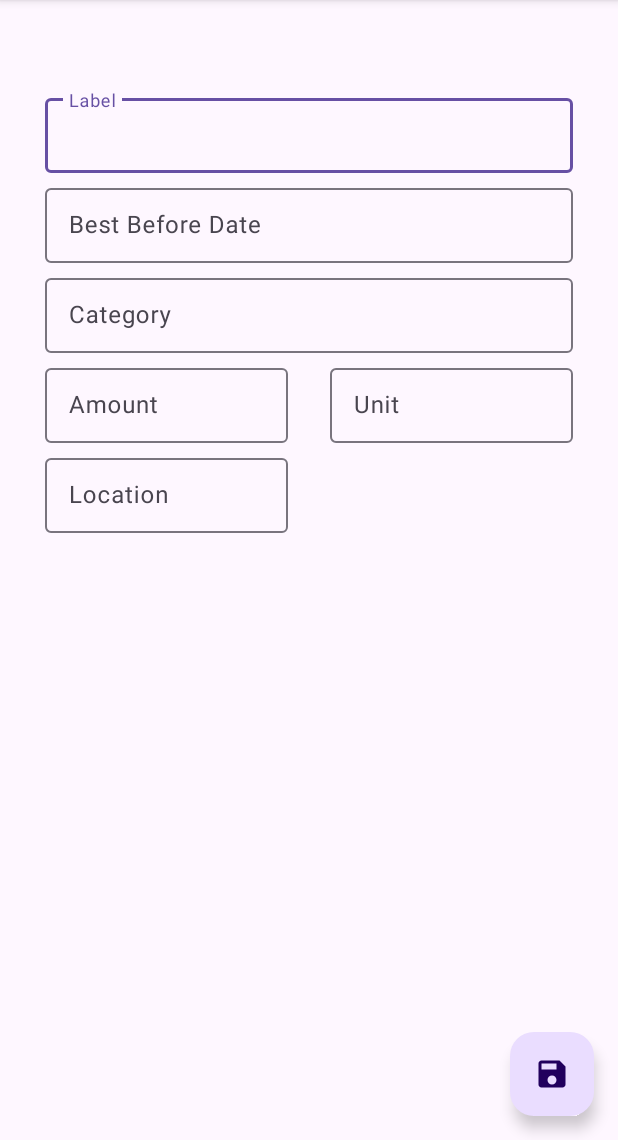
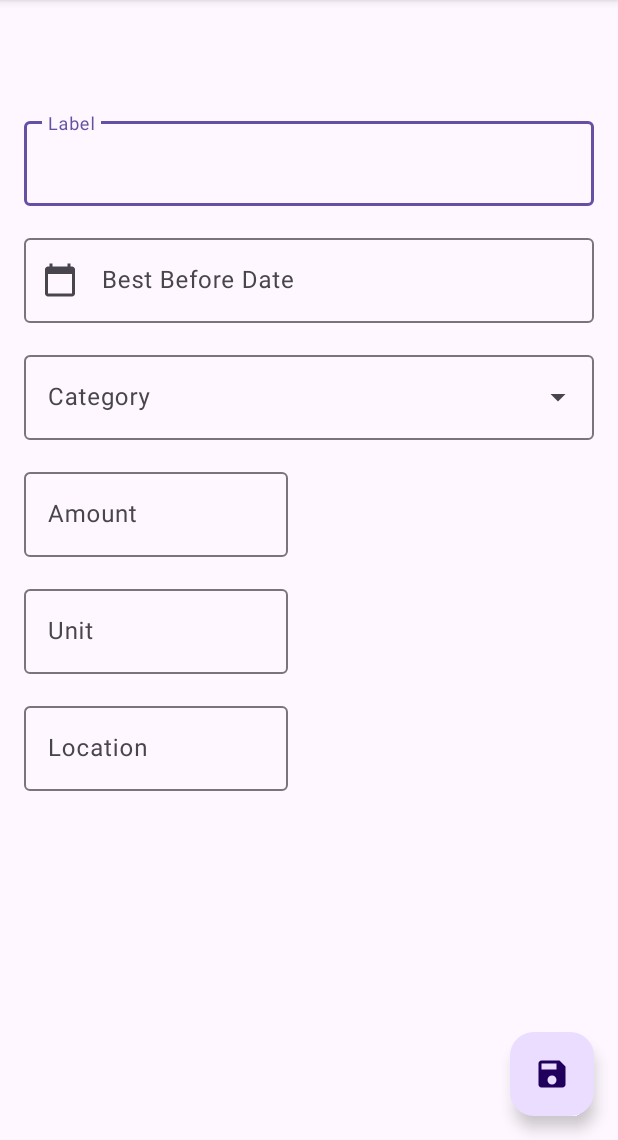
Before and after one commit to CMPUT301F22T02/well-fed, an Android app: the ShoppingCartActivity screen opened directly, with no data from a screen before it, on a phone screen of 412 x 824 dp, the part 96-1236 px from its top. Run offline under Robolectric (Android 15) with nearby library versions, the phone set to English and light mode, and no system bars.

Commit message:
Implemented: activity_shopping_cart_ingredient_edit.xml.

```diff
--- a/app/src/main/java/com/example/wellfed/shoppingcart/ShoppingCartEditActivity.java
+++ b/app/src/main/java/com/example/wellfed/shoppingcart/ShoppingCartEditActivity.java
@@ -1,4 +1,65 @@
 package com.example.wellfed.shoppingcart;
 
-public class ShoppingCartEditActivity {
+import android.os.Bundle;
+import android.view.MenuItem;
+import android.widget.TextView;
+
+import com.example.wellfed.ActivityBase;
+import com.example.wellfed.R;
+import com.example.wellfed.common.ConfirmQuitDialog;
+import com.example.wellfed.common.OnQuitListener;
+import com.example.wellfed.common.RequiredDropdownTextInputLayout;
+import com.example.wellfed.common.RequiredNumberTextInputLayout;
+import com.example.wellfed.common.RequiredTextInputLayout;
+import com.google.android.material.floatingactionbutton.FloatingActionButton;
+import com.google.android.material.textfield.TextInputLayout;
+
+public class ShoppingCartEditActivity extends ActivityBase implements OnQuitListener {
+    private RequiredTextInputLayout labelTextInput;
+    private RequiredTextInputLayout dateTextInput;
+    private RequiredDropdownTextInputLayout categoryTextInput;
+    private RequiredNumberTextInputLayout amountTextInput;
+    private RequiredTextInputLayout unitTextInput;
+    private RequiredTextInputLayout locationTextInput;
+    private FloatingActionButton fab;
+
+    private ShoppingCartIngredient shoppingCartIngredient;
+    private String type;
+
+    @Override
+    public void onBackPressed() {
+        if (this.hasUnsavedChanges()) {
+            new ConfirmQuitDialog(this, this).show();
+        } else {
+            super.onBackPressed();
+        }
+    }
+
+    @Override
+    public boolean onOptionsItemSelected(MenuItem item) {
+        if (this.hasUnsavedChanges()) {
+            if (item.getItemId() == android.R.id.home) {
+                new ConfirmQuitDialog(this, this).show();
+            }
+        } else {
+            return super.onOptionsItemSelected(item);
+        }
+        return true;
+    }
+
+    @Override
+    protected void onCreate(Bundle savedInstanceState) {
+        super.onCreate(savedInstanceState);
+        setContentView(R.layout.activity_shopping_cart_ingredient_edit);
+
+        this.labelTextInput = findViewById(R.id.labelTextInput);
+        this.dateTextInput = findViewById(R.id.dateTextInput);
+        this.categoryTextInput = findViewById(R.id.categoryTextInput);
+        this.amountTextInput = findViewById(R.id.amountTextInput);
+        this.unitTextInput = findViewById(R.id.unitTextInput);
+        this.locationTextInput = findViewById(R.id.locationTextInput);
+
+        this.amountTextInput.requireDouble();
+        this.amountTextInput.setRequirePositiveNumber(true);
+    }
 }
--- a/app/src/main/res/layout/activity_shopping_cart_ingredient_edit.xml
+++ b/app/src/main/res/layout/activity_shopping_cart_ingredient_edit.xml
@@ -3,139 +3,8 @@
     xmlns:app="http://schemas.android.com/apk/res-auto"
     xmlns:tools="http://schemas.android.com/tools"
     android:layout_width="match_parent"
-    android:layout_height="match_parent">
-
-    <com.google.android.material.textfield.TextInputLayout
-        android:id="@+id/labelTextInput"
-        android:layout_width="match_parent"
-        android:layout_height="55dp"
-        android:layout_marginTop="60dp"
-        android:layout_marginStart="30dp"
-        android:layout_marginEnd="30dp"
-
-        app:layout_constraintEnd_toEndOf="parent"
-        app:layout_constraintHorizontal_bias="0.481"
-        app:layout_constraintStart_toStartOf="parent"
-        app:layout_constraintTop_toTopOf="parent">
-
-        <com.google.android.material.textfield.TextInputEditText
-            android:id="@+id/label"
-            android:layout_width="match_parent"
-            android:layout_height="wrap_content"
-            android:drawablePadding="8dp"
-            android:hint="Label"
-            android:inputType="text" />
-    </com.google.android.material.textfield.TextInputLayout>
-
-    <com.google.android.material.textfield.TextInputLayout
-        android:id="@+id/dateTextInput"
-        android:layout_width="match_parent"
-        android:layout_height="55dp"
-        android:layout_marginTop="120dp"
-        android:layout_marginStart="30dp"
-        android:layout_marginEnd="30dp"
-
-        app:layout_constraintEnd_toEndOf="parent"
-        app:layout_constraintHorizontal_bias="0.481"
-        app:layout_constraintStart_toStartOf="parent"
-        app:layout_constraintTop_toTopOf="parent">
-
-        <com.google.android.material.textfield.TextInputEditText
-            android:id="@+id/date"
-            android:layout_width="match_parent"
-            android:layout_height="wrap_content"
-            android:drawablePadding="8dp"
-            android:hint="Best Before Date"
-            android:inputType="text" />
-    </com.google.android.material.textfield.TextInputLayout>
-
-    <com.google.android.material.textfield.TextInputLayout
-        android:id="@+id/categoryInputLayout"
-        android:layout_width="match_parent"
-        android:layout_height="55dp"
-        android:layout_marginTop="180dp"
-        android:layout_marginStart="30dp"
-        android:layout_marginEnd="30dp"
-
-        app:layout_constraintEnd_toEndOf="parent"
-        app:layout_constraintHorizontal_bias="0.481"
-        app:layout_constraintStart_toStartOf="parent"
-        app:layout_constraintTop_toTopOf="parent">
-
-        <com.google.android.material.textfield.TextInputEditText
-            android:id="@+id/category"
-            android:layout_width="match_parent"
-            android:layout_height="wrap_content"
-            android:drawablePadding="8dp"
-            android:hint="Category"
-            android:inputType="text" />
-    </com.google.android.material.textfield.TextInputLayout>
-
-    <com.google.android.material.textfield.TextInputLayout
-        android:id="@+id/amountInputLayout"
-        android:layout_width="match_parent"
-        android:layout_height="55dp"
-        android:layout_marginTop="240dp"
-        android:layout_marginStart="30dp"
-        android:layout_marginEnd="220dp"
-
-        app:layout_constraintEnd_toEndOf="parent"
-        app:layout_constraintHorizontal_bias="0.481"
-        app:layout_constraintStart_toStartOf="parent"
-        app:layout_constraintTop_toTopOf="parent">
-
-        <com.google.android.material.textfield.TextInputEditText
-            android:id="@+id/amount"
-            android:layout_width="match_parent"
-            android:layout_height="wrap_content"
-            android:drawablePadding="8dp"
-            android:hint="Amount"
-            android:inputType="text" />
-    </com.google.android.material.textfield.TextInputLayout>
-
-    <com.google.android.material.textfield.TextInputLayout
-        android:id="@+id/unitInputLayout"
-        android:layout_width="match_parent"
-        android:layout_height="55dp"
-        android:layout_marginTop="240dp"
-        android:layout_marginStart="220dp"
-        android:layout_marginEnd="30dp"
-
-        app:layout_constraintEnd_toEndOf="parent"
-        app:layout_constraintHorizontal_bias="0.481"
-        app:layout_constraintStart_toStartOf="parent"
-        app:layout_constraintTop_toTopOf="parent">
-
-        <com.google.android.material.textfield.TextInputEditText
-            android:id="@+id/unit"
-            android:layout_width="match_parent"
-            android:layout_height="wrap_content"
-            android:drawablePadding="8dp"
-            android:hint="Unit"
-            android:inputType="text" />
-    </com.google.android.material.textfield.TextInputLayout>
-
-    <com.google.android.material.textfield.TextInputLayout
-        android:id="@+id/locationInputLayout"
-        android:layout_width="match_parent"
-        android:layout_height="55dp"
-        android:layout_marginTop="300dp"
-        android:layout_marginStart="30dp"
-        android:layout_marginEnd="220dp"
-
-        app:layout_constraintEnd_toEndOf="parent"
-        app:layout_constraintHorizontal_bias="0.481"
-        app:layout_constraintStart_toStartOf="parent"
-        app:layout_constraintTop_toTopOf="parent">
-
-        <com.google.android.material.textfield.TextInputEditText
-            android:id="@+id/location"
-            android:layout_width="match_parent"
-            android:layout_height="wrap_content"
-            android:drawablePadding="8dp"
-            android:hint="Location"
-            android:inputType="text" />
-    </com.google.android.material.textfield.TextInputLayout>
+    android:layout_height="match_parent"
+    tools:context=".shoppingcart.ShoppingCartEditActivity">
 
     <com.google.android.material.floatingactionbutton.FloatingActionButton
         android:id="@+id/fab"
@@ -150,5 +19,134 @@
         app:layout_constraintEnd_toEndOf="parent"
         app:srcCompat="@drawable/ic_baseline_save_24" />
 
+    <TextView
+        android:id="@+id/labelTextView"
+        style="@style/TextAppearance.Material3.HeadlineLarge"
+        android:layout_width="wrap_content"
+        android:layout_height="wrap_content"
+        android:layout_marginStart="16dp"
+        android:layout_marginTop="16dp"
+        app:layout_constraintStart_toStartOf="parent"
+        app:layout_constraintTop_toTopOf="parent" />
 
+    <com.example.wellfed.common.RequiredTextInputLayout
+        android:id="@+id/labelTextInput"
+        android:layout_width="match_parent"
+        android:layout_height="wrap_content"
+        android:layout_marginStart="16dp"
+        android:layout_marginTop="16dp"
+        android:layout_marginEnd="16dp"
+        android:hint="Label"
+        app:layout_constraintEnd_toEndOf="parent"
+        app:layout_constraintStart_toStartOf="parent"
+        app:layout_constraintTop_toBottomOf="@+id/labelTextView">
+
+        <com.google.android.material.textfield.TextInputEditText
+            android:layout_width="match_parent"
+            android:layout_height="wrap_content" />
+
+    </com.example.wellfed.common.RequiredTextInputLayout>
+
+    <com.example.wellfed.common.RequiredDateTextInputLayout
+        android:id="@+id/dateTextInput"
+        android:layout_width="match_parent"
+        android:layout_height="wrap_content"
+        android:layout_marginStart="16dp"
+        android:layout_marginTop="16dp"
+        android:layout_marginEnd="16dp"
+        android:hint="Best Before Date"
+        app:startIconDrawable="@drawable/ic_baseline_calendar_today_24"
+        app:layout_constraintEnd_toEndOf="parent"
+        app:layout_constraintStart_toStartOf="parent"
+        app:layout_constraintTop_toBottomOf="@id/labelTextInput">
+
+        <com.google.android.material.textfield.TextInputEditText
+            android:layout_width="match_parent"
+            android:layout_height="wrap_content"
+            android:focusable="false"
+            android:focusableInTouchMode="false"
+            android:longClickable="false"
+            android:inputType="date" />
+
+    </com.example.wellfed.common.RequiredDateTextInputLayout>
+
+    <com.example.wellfed.common.RequiredDropdownTextInputLayout
+        android:id="@+id/categoryTextInput"
+        style="@style/Widget.Material3.TextInputLayout.OutlinedBox.ExposedDropdownMenu"
+        android:layout_width="match_parent"
+        android:layout_height="wrap_content"
+        android:layout_marginStart="16dp"
+        android:layout_marginTop="16dp"
+        android:layout_marginEnd="16dp"
+        android:hint="@string/category"
+        app:layout_constraintEnd_toEndOf="parent"
+        app:layout_constraintStart_toStartOf="parent"
+        app:layout_constraintTop_toBottomOf="@id/dateTextInput">
+
+        <AutoCompleteTextView
+            android:layout_width="match_parent"
+            android:layout_height="wrap_content"
+            android:inputType="none"
+            app:simpleItems="@array/mealPlanCategories"
+            />
+
+    </com.example.wellfed.common.RequiredDropdownTextInputLayout>
+
+    <com.example.wellfed.common.RequiredNumberTextInputLayout
+        android:id="@+id/amountTextInput"
+        android:layout_width="match_parent"
+        android:layout_height="wrap_content"
+        android:layout_marginStart="16dp"
+        android:layout_marginTop="16dp"
+        android:layout_marginEnd="220dp"
+        android:hint="Amount"
+        app:layout_constraintEnd_toEndOf="parent"
+        app:layout_constraintStart_toStartOf="parent"
+        app:layout_constraintTop_toBottomOf="@id/categoryTextInput">
+
+        <com.google.android.material.textfield.TextInputEditText
+            android:layout_width="match_parent"
+            android:layout_height="wrap_content"
+            android:inputType="numberDecimal"/>
+
+    </com.example.wellfed.common.RequiredNumberTextInputLayout>
+
+    <com.example.wellfed.common.RequiredTextInputLayout
+        android:id="@+id/unitTextInput"
+        android:layout_width="match_parent"
+        android:layout_height="wrap_content"
+        android:layout_marginStart="16dp"
+        android:layout_marginTop="16dp"
+        android:layout_marginEnd="220dp"
+        android:hint="Unit"
+        app:layout_constraintEnd_toEndOf="parent"
+        app:layout_constraintStart_toStartOf="parent"
+        app:layout_constraintTop_toBottomOf="@id/amountTextInput">
+
+        <com.google.android.material.textfield.TextInputEditText
+            android:layout_width="match_parent"
+            android:layout_height="wrap_content"
+            android:inputType="text"/>
+
+    </com.example.wellfed.common.RequiredTextInputLayout>
+
+
+    <com.example.wellfed.common.RequiredTextInputLayout
+        android:id="@+id/locationTextInput"
+        android:layout_width="match_parent"
+        android:layout_height="wrap_content"
+        android:layout_marginStart="16dp"
+        android:layout_marginTop="16dp"
+        android:layout_marginEnd="220dp"
+        android:hint="Location"
+        app:layout_constraintEnd_toEndOf="parent"
+        app:layout_constraintStart_toStartOf="parent"
+        app:layout_constraintTop_toBottomOf="@id/unitTextInput">
+
+        <com.google.android.material.textfield.TextInputEditText
+            android:layout_width="match_parent"
+            android:layout_height="wrap_content"
+            android:inputType="text" />
+
+    </com.example.wellfed.common.RequiredTextInputLayout>
 </androidx.constraintlayout.widget.ConstraintLayout>
```
